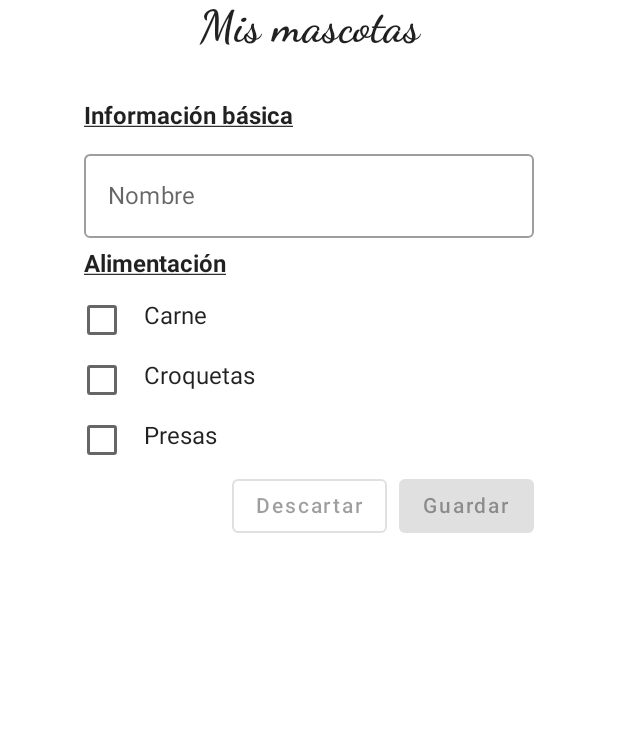
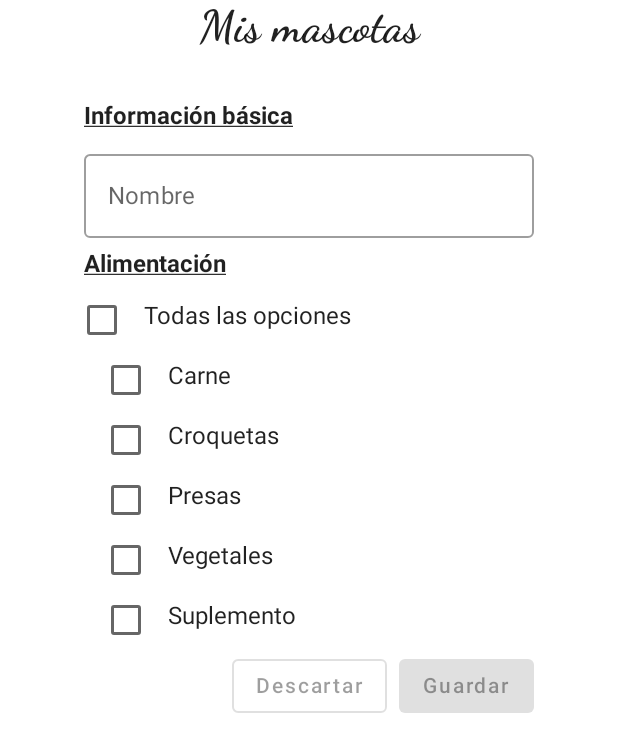
Before and after one commit to pereyrarg11/Compose-Components, an Android app built with Jetpack Compose: the screen it shows after launch (MainActivity), on a phone screen of 412 x 824 dp. Shown: the top 752 px of the screen. Run offline under Robolectric (Android 15) with nearby library versions, the phone set to English and light mode, and no system bars.

Commit message:
chore: add TriStateCheckbox

```diff
--- a/app/src/main/java/com/pereyrarg11/composecomponents/ui/views/MainActivity.kt
+++ b/app/src/main/java/com/pereyrarg11/composecomponents/ui/views/MainActivity.kt
@@ -58,7 +58,7 @@ fun PetForm() {
         horizontalAlignment = Alignment.CenterHorizontally
     ) {
         var name by rememberSaveable { mutableStateOf("") }
-        val foodOptions = createFoodOptions(listOf("Carne", "Croquetas", "Presas"))
+        val foodOptions = createFoodOptions(listOf("Carne", "Croquetas", "Presas", "Vegetales", "Suplemento"))
 
         val ctaEnabled = name.isNotEmpty()
                 && foodOptions.any { it.isChecked }
--- a/app/src/main/java/com/pereyrarg11/composecomponents/ui/views/checkbox/food.kt
+++ b/app/src/main/java/com/pereyrarg11/composecomponents/ui/views/checkbox/food.kt
@@ -2,8 +2,10 @@ package com.pereyrarg11.composecomponents.ui.views.checkbox
 
 import androidx.compose.foundation.layout.*
 import androidx.compose.foundation.selection.toggleable
+import androidx.compose.foundation.selection.triStateToggleable
 import androidx.compose.material.Checkbox
 import androidx.compose.material.Text
+import androidx.compose.material.TriStateCheckbox
 import androidx.compose.runtime.Composable
 import androidx.compose.runtime.getValue
 import androidx.compose.runtime.mutableStateOf
@@ -11,11 +13,24 @@ import androidx.compose.runtime.saveable.rememberSaveable
 import androidx.compose.runtime.setValue
 import androidx.compose.ui.Modifier
 import androidx.compose.ui.semantics.Role
+import androidx.compose.ui.state.ToggleableState
 import androidx.compose.ui.unit.dp
 import com.pereyrarg11.composecomponents.ui.views.FormGroupLabel
 
 @Composable
 fun FoodFormGroup(options: List<CheckboxInfo>) {
+    val allOptionsState = if (options.all { it.isChecked }) {
+        ToggleableState.On
+    } else if (options.all { !it.isChecked }) {
+        ToggleableState.Off
+    } else {
+        ToggleableState.Indeterminate
+    }
+    val onAllOptionsClick = {
+        val isOn = allOptionsState != ToggleableState.On
+        options.forEach { it.onCheckedChanged(isOn) }
+    }
+
     Column(Modifier.fillMaxWidth()) {
         FormGroupLabel(text = "Alimentación")
         Spacer(
@@ -23,6 +38,7 @@ fun FoodFormGroup(options: List<CheckboxInfo>) {
                 .height(8.dp)
                 .fillMaxWidth()
         )
+        TriStateCheckboxOption(state = allOptionsState, onClickListener = onAllOptionsClick)
         options.forEach {
             CheckboxOption(config = it)
         }
@@ -38,7 +54,7 @@ fun CheckboxOption(config: CheckboxInfo) {
                 role = Role.Checkbox,
                 onValueChange = config.onCheckedChanged
             )
-            .padding(vertical = 8.dp)
+            .padding(vertical = 8.dp, horizontal = 16.dp)
             .fillMaxWidth()
     ) {
         Checkbox(
@@ -55,6 +71,28 @@ fun CheckboxOption(config: CheckboxInfo) {
 }
 
 @Composable
+fun TriStateCheckboxOption(state: ToggleableState, onClickListener: () -> Unit) {
+    Row(
+        Modifier
+            .triStateToggleable(
+                state = state,
+                role = Role.Checkbox,
+                onClick = onClickListener
+            )
+            .padding(vertical = 8.dp)
+            .fillMaxWidth()
+    ) {
+        TriStateCheckbox(state = state, onClick = null)
+        Spacer(
+            Modifier
+                .padding(8.dp)
+                .fillMaxHeight()
+        )
+        Text(text = "Todas las opciones")
+    }
+}
+
+@Composable
 fun createFoodOptions(labels: List<String>): List<CheckboxInfo> {
     return labels.map {
         var isChecked by rememberSaveable { mutableStateOf(false) }
```
